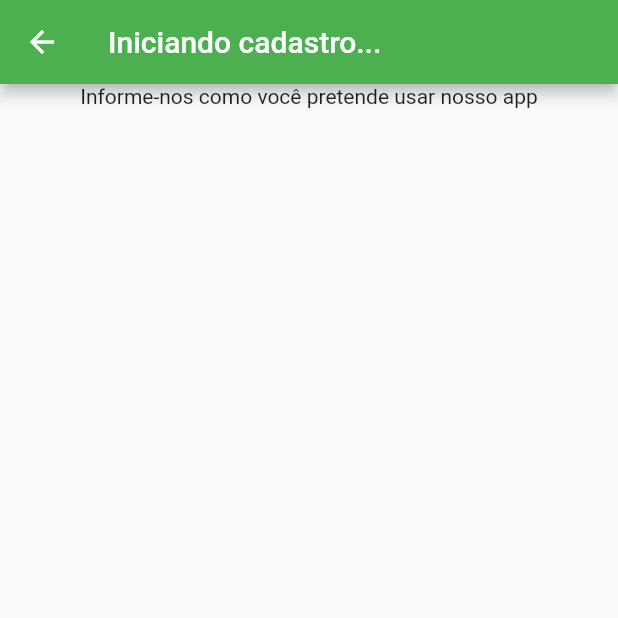
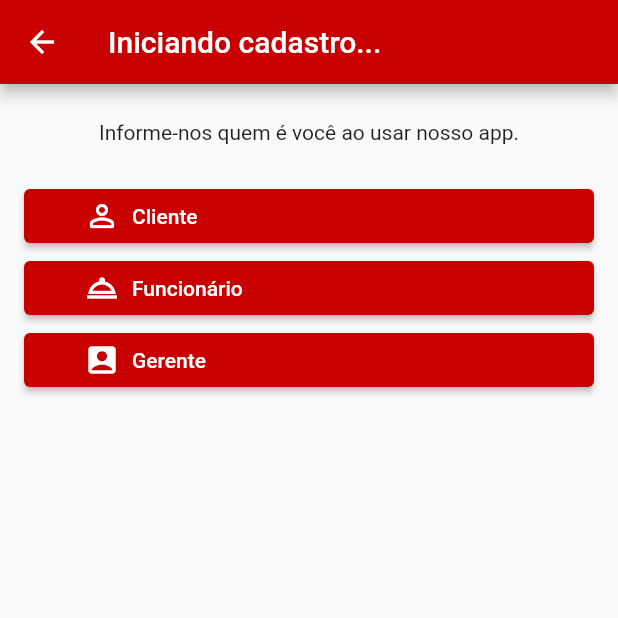
Before and after one commit to guilhermefmmachado/cantina_jit, a Flutter app: the IsClienteFuncionarioGerenteView screen opened directly, on a phone screen of 412 x 824 dp, the top half of it. Run offline on Flutter 3.47's test engine with Material 2 defaults, Android fonts, the phone set to English and light mode, and no system bars.

Commit message:
Início do desenvolvimento dos cadastros dos atores

```diff
--- a/lib/views/cadastro/is_atores.dart
+++ b/lib/views/cadastro/is_atores.dart
@@ -1,3 +1,4 @@
+import 'package:cantina_jit/auxiliar-classes/app_color_palette.dart';
 import 'package:flutter/material.dart';
 
 class IsClienteFuncionarioGerenteView extends StatelessWidget {
@@ -8,13 +9,74 @@ class IsClienteFuncionarioGerenteView extends StatelessWidget {
     return Scaffold(
       appBar: AppBar(
         title: const Text("Iniciando cadastro..."),
+        backgroundColor: AppColorPalette.redMain,
       ),
       body: Column(
         children: [
+          SizedBox(
+            height: 24,
+          ),
           Center(
-            child: Text("Informe-nos como você pretende usar nosso app"),
+            child: Text("Informe-nos quem é você ao usar nosso app."),
           ),
-
+          SizedBox(height: 24),
+          Padding(
+            padding: const EdgeInsets.symmetric(horizontal: 16, vertical: 0),
+            child: ElevatedButton(
+              onPressed: () {
+                print("Teste...");
+              },
+              style: ElevatedButton.styleFrom(
+                primary: AppColorPalette.redMain,
+              ),
+              child: Row(
+                children: [
+                  SizedBox(width: 24),
+                  Icon(Icons.person_outline_rounded),
+                  SizedBox(width: 8),
+                  Text("Cliente"),
+                ],
+              ),
+            ),
+          ),
+          Padding(
+            padding: const EdgeInsets.symmetric(horizontal: 16, vertical: 0),
+            child: ElevatedButton(
+              onPressed: () {
+                print("Teste...");
+              },
+              style: ElevatedButton.styleFrom(
+                primary: AppColorPalette.redMain,
+              ),
+              child: Row(
+                children: [
+                  SizedBox(width: 24),
+                  Icon(Icons.room_service_outlined),
+                  SizedBox(width: 8),
+                  Text("Funcionário"),
+                ],
+              ),
+            ),
+          ),
+          Padding(
+            padding: const EdgeInsets.symmetric(horizontal: 16, vertical: 0),
+            child: ElevatedButton(
+              onPressed: () {
+                print("Teste...");
+              },
+              style: ElevatedButton.styleFrom(
+                primary: AppColorPalette.redMain,
+              ),
+              child: Row(
+                children: [
+                  SizedBox(width: 24),
+                  Icon(Icons.account_box_rounded),
+                  SizedBox(width: 8),
+                  Text("Gerente"),
+                ],
+              ),
+            ),
+          ),
         ],
       ),
     );
```
